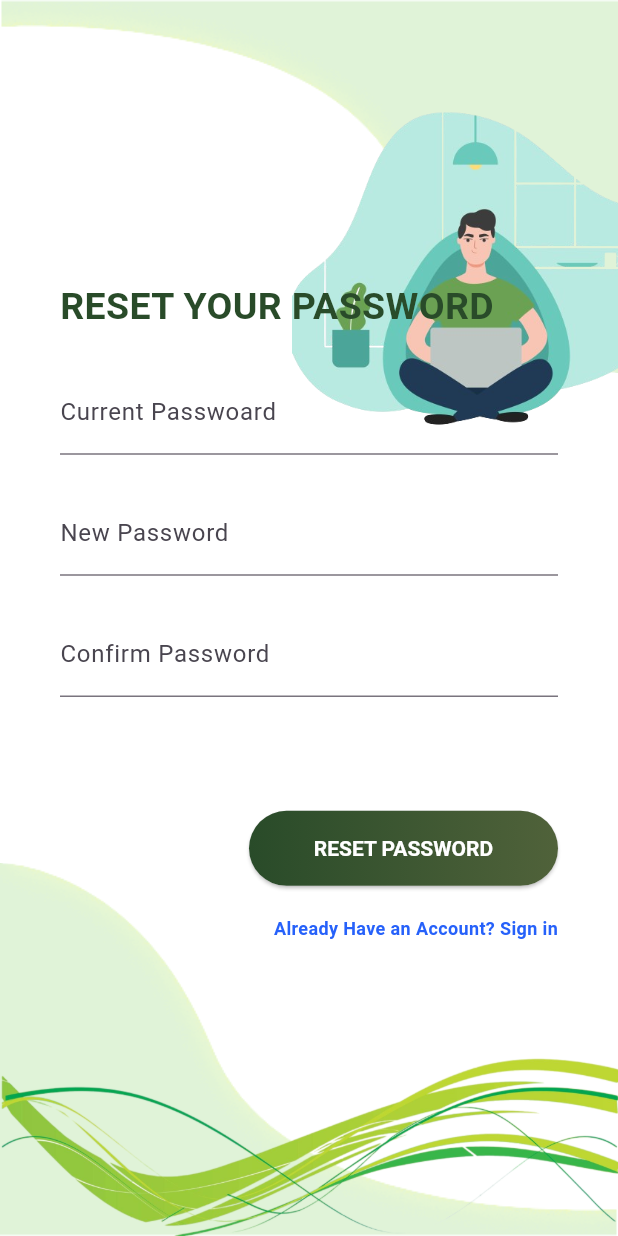
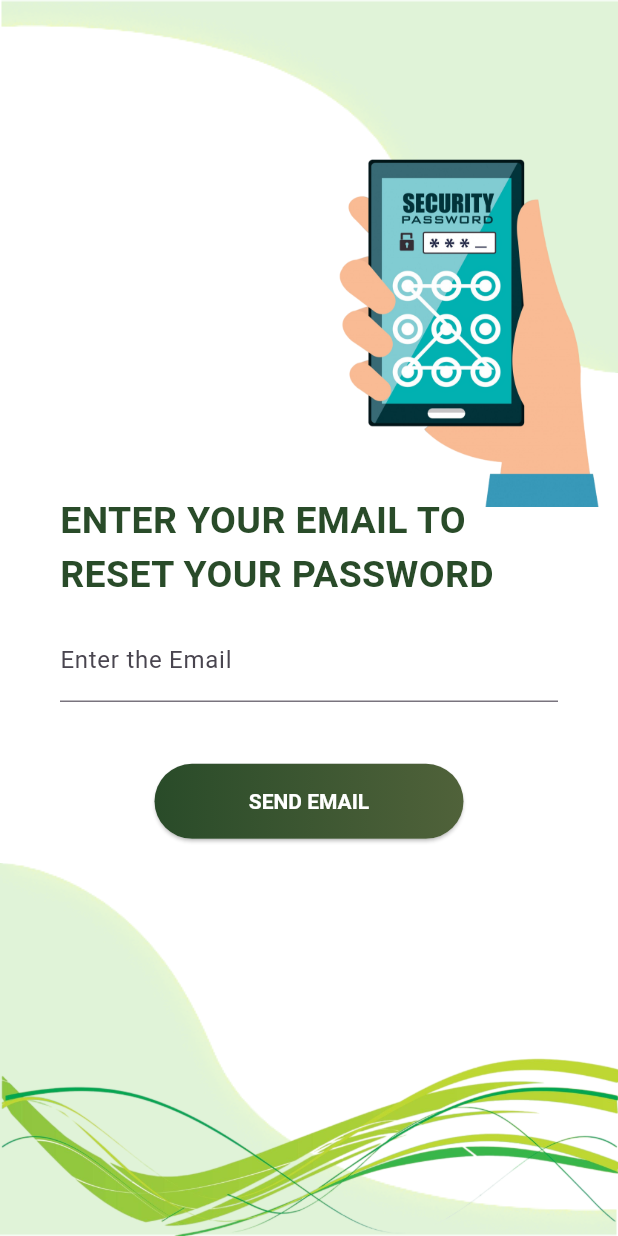
Before and after one commit to JDuwarahavidyan/EasyCoupon-Mobile-New-UI, a Flutter app: the screen it shows after launch, after a tap on "Forgot your password?", on a phone screen of 412 x 824 dp. Run offline on Flutter 3.47's test engine with Material 3 defaults, Android fonts, the phone set to English and light mode, and no system bars; our stand-ins replace bloc, cloud_firestore, equatable, firebase_auth, firebase_core, flutter_bloc and 4 more; missing offline and left inert: qr_code_scanner; accounts and stored records are empty; generated files the repository leaves out were written again; project files that could hold a hidden picture were left out.

Commit message:
Created password reset page, forget password page separately

```diff
--- /dev/null
+++ b/lib/pages/login_pages/fg_pw.dart
@@ -0,0 +1,109 @@
+import 'package:flutter/material.dart';
+import 'package:easy_coupon/widgets/widgets.dart';
+import 'package:easy_coupon/pages/login_pages/login_page.dart';
+
+class Forget extends StatelessWidget {
+  @override
+  Widget build(BuildContext context) {
+    Size size = MediaQuery.of(context).size;
+
+    return Scaffold(
+      body: Background(
+        child: Stack(  // Use Stack to overlay widgets
+          children: <Widget>[
+            Positioned(
+              top: size.height * 0.1,    // Move the image slightly below the top
+              right: -20,   // Move the image further to the right
+              child: Container(
+                width: size.width * 0.6, // Adjust width as needed
+                child: Image.asset(
+                  "assets/images/landing/pw.png",
+                  fit: BoxFit.contain, // Maintain aspect ratio
+                ),
+              ),
+            ),
+            Positioned(
+              top: size.height * 0.40,   // Move the text upwards
+              left: 40,  // Align text to the left
+              child: Container(
+                alignment: Alignment.centerLeft,
+                child: Text(
+                  "ENTER YOUR EMAIL TO\nRESET YOUR PASSWORD",
+                  style: TextStyle(
+                    fontWeight: FontWeight.bold,
+                    color: Color(0xFF294B29),
+                    fontSize: 25,
+                  ),
+                  textAlign: TextAlign.left,
+                ),
+              ),
+            ),
+            Positioned(
+              top: size.height * 0.5,  // Adjust position to place below the title
+              left: 40,
+              right: 40,
+              child: Column(
+                children: <Widget>[
+                  TextField(
+                    decoration: InputDecoration(
+                      labelText: "Enter the Email",  // Corrected typo
+                    ),
+                  ),
+                  // SizedBox(height: size.height * 0.03),
+                  // TextField(
+                  //   decoration: InputDecoration(
+                  //     labelText: "New Password",
+                  //   ),
+                  // ),
+                  // SizedBox(height: size.height * 0.03),
+                  // TextField(
+                  //   decoration: InputDecoration(
+                  //     labelText: "Confirm Password",
+                  //   ),
+                  // ),
+                  SizedBox(height: size.height * 0.05),
+                  ElevatedButton(
+                    onPressed: () {},
+                    style: ElevatedButton.styleFrom(
+                      shape: RoundedRectangleBorder(
+                        borderRadius: BorderRadius.circular(80.0),
+                      ),
+                      padding: EdgeInsets.zero,
+                      textStyle: TextStyle(
+                        color: Colors.white,
+                        fontWeight: FontWeight.bold,
+                      ),
+                    ),
+                    child: Container(
+                      alignment: Alignment.center,
+                      height: 50.0,
+                      width: size.width * 0.5,
+                      decoration: BoxDecoration(
+                        borderRadius: BorderRadius.circular(80.0),
+                        gradient: LinearGradient(
+                          colors: [
+                            Color(0xFF294B29),
+                            Color(0xFF50623A),
+                          ],
+                        ),
+                      ),
+                      padding: const EdgeInsets.all(0),
+                      child: Text(
+                        "SEND EMAIL",
+                        textAlign: TextAlign.center,
+                        style: TextStyle(
+                          color: Colors.white,
+                          fontWeight: FontWeight.bold,
+                        ),
+                      ),
+                    ),
+                  ),
+                ],
+              ),
+            ),
+          ],
+        ),
+      ),
+    );
+  }
+}
--- a/lib/pages/login_pages/login_page.dart
+++ b/lib/pages/login_pages/login_page.dart
@@ -420,6 +420,8 @@
 
 
 
+
+import 'package:easy_coupon/pages/login_pages/fg_pw.dart';
 import 'package:flutter/material.dart';
 import 'package:easy_coupon/widgets/widgets.dart';
 import 'package:easy_coupon/pages/login_pages/pw_reset.dart';
@@ -431,12 +433,24 @@ class SignInThree extends StatelessWidget {
 
     return Scaffold(
       body: Background(
-        child: Column(
-          mainAxisAlignment: MainAxisAlignment.center,
+        child: Stack(  // Use Stack to overlay widgets
           children: <Widget>[
-            Container(
+            Positioned(
+              top: size.height * 0.06,  // Position slightly below the top
+              right: -40,  // Move the image further to the right
+              child: Container(
+                width: size.width * 0.6, // Adjust width as needed
+                child: Image.asset(
+                  "assets/images/landing/main.png",
+                  fit: BoxFit.contain, // Maintain aspect ratio
+                ),
+              ),
+            ),
+            Positioned(
+              top: size.height * 0.25,   // Move the text upwards
+              left: 40,  // Align text to the left
+              child: Container(
                 alignment: Alignment.centerLeft,
-              padding: EdgeInsets.symmetric(horizontal: 40),
                 child: Text(
                   "LOGIN",
                   style: TextStyle(
@@ -447,51 +461,27 @@ class SignInThree extends StatelessWidget {
                   textAlign: TextAlign.left,
                 ),
               ),
-
-            SizedBox(height: size.height * 0.03),
-
-            Container(
-              alignment: Alignment.center,
-              margin: EdgeInsets.symmetric(horizontal: 40),
-              child: TextField(
+            ),
+            Positioned(
+              top: size.height * 0.32,  // Adjust position to place below the title
+              left: 40,
+              right: 40,
+              child: Column(
+                children: <Widget>[
+                  TextField(
                     decoration: InputDecoration(
                       labelText: "Username",
                     ),
                   ),
-            ),
-
                   SizedBox(height: size.height * 0.03),
-
-            Container(
-              alignment: Alignment.center,
-              margin: EdgeInsets.symmetric(horizontal: 40),
-              child: TextField(
+                  TextField(
                     decoration: InputDecoration(
                       labelText: "Password",
                     ),
                     obscureText: true,
                   ),
-            ),
-
-            // Container(
-
-            //   alignment: Alignment.centerRight,
-            //   margin: EdgeInsets.symmetric(horizontal: 40, vertical: 10),
-            //   child: Text(
-            //     "Forgot your password?",
-            //     style: TextStyle(
-            //       fontSize: 12,
-            //       color: Color(0xFF294B29),
-            //     ),
-            //   ),
-            // ),
-
                   SizedBox(height: size.height * 0.05),
-
-            Container(
-              alignment: Alignment.centerRight,
-              margin: EdgeInsets.symmetric(horizontal: 40, vertical: 10),
-              child: ElevatedButton(
+                  ElevatedButton(
                     onPressed: () {},
                     style: ElevatedButton.styleFrom(
                       shape: RoundedRectangleBorder(
@@ -527,17 +517,13 @@ class SignInThree extends StatelessWidget {
                       ),
                     ),
                   ),
-            ),
-
-            Container(
-              alignment: Alignment.centerRight,
-              margin: EdgeInsets.symmetric(horizontal: 40, vertical: 10),
-              child: GestureDetector(
-                onTap: () => {
+                  SizedBox(height: size.height * 0.03),
+                  GestureDetector(
+                    onTap: () {
                       Navigator.push(
                         context,
-                    MaterialPageRoute(builder: (context) => PwReset()),
-                  )
+                        MaterialPageRoute(builder: (context) => Forget()),
+                      );
                     },
                     child: Text(
                       "Forgot your password?",
@@ -548,7 +534,9 @@ class SignInThree extends StatelessWidget {
                       ),
                     ),
                   ),
-            )
+                ],
+              ),
+            ),
           ],
         ),
       ),
--- a/lib/pages/login_pages/pw_reset.dart
+++ b/lib/pages/login_pages/pw_reset.dart
@@ -339,6 +339,166 @@
 
 
 
+// import 'package:flutter/material.dart';
+// import 'package:easy_coupon/widgets/widgets.dart';
+// import 'package:easy_coupon/pages/login_pages/login_page.dart';
+
+// class PwReset extends StatelessWidget {
+//   @override
+//   Widget build(BuildContext context) {
+//     Size size = MediaQuery.of(context).size;
+
+//     return Scaffold(
+//       body: Background(
+//         child: Column(
+//           mainAxisAlignment: MainAxisAlignment.center,
+//           children: <Widget>[
+//             Positioned(
+//             top: size.height * 1,    // Position slightly below the top
+//             right: 0,
+//             child: Container(
+//               width: size.width * 0.6, // Adjust width as needed
+//               child: Image.asset(
+//                 "assets/images/landing/pw.png",
+//                 fit: BoxFit.contain, // Maintain aspect ratio
+//               ),
+//             ),
+//           ),
+//             Container(
+//               alignment: Alignment.centerLeft,
+//               padding: EdgeInsets.symmetric(horizontal: 40),
+//               child: Text(
+//                 "RESET YOUR\nPASSWORD",
+
+//                 style: TextStyle(
+//                   fontWeight: FontWeight.bold,
+//                   color: Color(0xFF294B29),
+//                   fontSize: 25,
+//                 ),
+//                 textAlign: TextAlign.left,
+//               ),
+//             ),
+
+//             SizedBox(height: size.height * 0.03),
+
+//             Container(
+//               alignment: Alignment.center,
+//               margin: EdgeInsets.symmetric(horizontal: 40),
+//               child: TextField(
+//                 decoration: InputDecoration(
+//                   labelText: "Current Passwoard",
+//                 ),
+//               ),
+//             ),
+
+//             SizedBox(height: size.height * 0.03),
+
+//             Container(
+//               alignment: Alignment.center,
+//               margin: EdgeInsets.symmetric(horizontal: 40),
+//               child: TextField(
+//                 decoration: InputDecoration(
+//                   labelText: "New Password",
+//                 ),
+//               ),
+//             ),
+
+//             SizedBox(height: size.height * 0.03),
+
+//             Container(
+//               alignment: Alignment.center,
+//               margin: EdgeInsets.symmetric(horizontal: 40),
+//               child: TextField(
+//                 decoration: InputDecoration(
+//                   labelText: "Confirm Password",
+//                 ),
+//               ),
+//             ),
+
+//             SizedBox(height: size.height * 0.03),
+
+//             // Container(
+//             //   alignment: Alignment.center,
+//             //   margin: EdgeInsets.symmetric(horizontal: 40),
+//             //   child: TextField(
+//             //     decoration: InputDecoration(
+//             //       labelText: "Password",
+//             //     ),
+//             //     obscureText: true,
+//             //   ),
+//             // ),
+
+//             SizedBox(height: size.height * 0.05),
+
+//             Container(
+//               alignment: Alignment.centerRight,
+//               margin: EdgeInsets.symmetric(horizontal: 40, vertical: 10),
+//               child: ElevatedButton(
+//                 onPressed: () {},
+//                 style: ElevatedButton.styleFrom(
+//                   shape: RoundedRectangleBorder(
+//                     borderRadius: BorderRadius.circular(80.0),
+//                   ),
+//                   padding: EdgeInsets.zero,
+//                   textStyle: TextStyle(
+//                     color: Colors.white,
+//                     fontWeight: FontWeight.bold,
+//                   ),
+//                 ),
+//                 child: Container(
+//                   alignment: Alignment.center,
+//                   height: 50.0,
+//                   width: size.width * 0.5,
+//                   decoration: BoxDecoration(
+//                     borderRadius: BorderRadius.circular(80.0),
+//                     gradient: LinearGradient(
+//                       colors: [
+//                         Color(0xFF294B29),
+//                         Color(0xFF50623A),
+//                       ],
+//                     ),
+//                   ),
+//                   padding: const EdgeInsets.all(0),
+//                   child: Text(
+//                     "RESET PASSWORD",
+//                     textAlign: TextAlign.center,
+//                     style: TextStyle(
+//                         color: Colors.white,
+//                       fontWeight: FontWeight.bold,
+//                     ),
+//                   ),
+//                 ),
+//               ),
+//             ),
+
+//             Container(
+//               alignment: Alignment.centerRight,
+//               margin: EdgeInsets.symmetric(horizontal: 40, vertical: 10),
+//               // child: GestureDetector(
+//               //   onTap: () => {
+//               //     Navigator.push(
+//               //       context,
+//               //       MaterialPageRoute(builder: (context) => SignInThree()),
+//               //     )
+//               //   },
+//               //   child: Text(
+//               //     "Already Have an Account? Sign in",
+//               //     style: TextStyle(
+//               //       fontSize: 12,
+//               //       fontWeight: FontWeight.bold,
+//               //       color: Color(0xFF2661FA),
+//               //     ),
+//               //   ),
+//               // ),
+//             )
+//           ],
+//         ),
+//       ),
+//     );
+//   }
+// }
+
+
 import 'package:flutter/material.dart';
 import 'package:easy_coupon/widgets/widgets.dart';
 import 'package:easy_coupon/pages/login_pages/login_page.dart';
@@ -350,15 +510,26 @@ class PwReset extends StatelessWidget {
 
     return Scaffold(
       body: Background(
-        child: Column(
-          mainAxisAlignment: MainAxisAlignment.center,
+        child: Stack(  // Use Stack to overlay widgets
           children: <Widget>[
-            Container(
+            Positioned(
+              top: size.height * 0.1,    // Move the image slightly below the top
+              right: -20,   // Move the image further to the right
+              child: Container(
+                width: size.width * 0.6, // Adjust width as needed
+                child: Image.asset(
+                  "assets/images/landing/pw.png",
+                  fit: BoxFit.contain, // Maintain aspect ratio
+                ),
+              ),
+            ),
+            Positioned(
+              top: size.height * 0.2,   // Move the text upwards
+              left: 40,  // Align text to the left
+              child: Container(
                 alignment: Alignment.centerLeft,
-              padding: EdgeInsets.symmetric(horizontal: 40),
                 child: Text(
-                "RESET YOUR PASSWORD",
-
+                  "RESET YOUR\nPASSWORD",
                   style: TextStyle(
                     fontWeight: FontWeight.bold,
                     color: Color(0xFF294B29),
@@ -367,62 +538,32 @@ class PwReset extends StatelessWidget {
                   textAlign: TextAlign.left,
                 ),
               ),
-
-            SizedBox(height: size.height * 0.03),
-
-            Container(
-              alignment: Alignment.center,
-              margin: EdgeInsets.symmetric(horizontal: 40),
-              child: TextField(
+            ),
+            Positioned(
+              top: size.height * 0.4,  // Adjust position to place below the title
+              left: 40,
+              right: 40,
+              child: Column(
+                children: <Widget>[
+                  TextField(
                     decoration: InputDecoration(
-                  labelText: "Current Passwoard",
+                      labelText: "Current Password",  // Corrected typo
                     ),
                   ),
-            ),
-
                   SizedBox(height: size.height * 0.03),
-
-            Container(
-              alignment: Alignment.center,
-              margin: EdgeInsets.symmetric(horizontal: 40),
-              child: TextField(
+                  TextField(
                     decoration: InputDecoration(
                       labelText: "New Password",
                     ),
                   ),
-            ),
-
                   SizedBox(height: size.height * 0.03),
-
-            Container(
-              alignment: Alignment.center,
-              margin: EdgeInsets.symmetric(horizontal: 40),
-              child: TextField(
+                  TextField(
                     decoration: InputDecoration(
                       labelText: "Confirm Password",
                     ),
                   ),
-            ),
-
-            SizedBox(height: size.height * 0.03),
-
-            // Container(
-            //   alignment: Alignment.center,
-            //   margin: EdgeInsets.symmetric(horizontal: 40),
-            //   child: TextField(
-            //     decoration: InputDecoration(
-            //       labelText: "Password",
-            //     ),
-            //     obscureText: true,
-            //   ),
-            // ),
-
                   SizedBox(height: size.height * 0.05),
-
-            Container(
-              alignment: Alignment.centerRight,
-              margin: EdgeInsets.symmetric(horizontal: 40, vertical: 10),
-              child: ElevatedButton(
+                  ElevatedButton(
                     onPressed: () {},
                     style: ElevatedButton.styleFrom(
                       shape: RoundedRectangleBorder(
@@ -458,28 +599,9 @@ class PwReset extends StatelessWidget {
                       ),
                     ),
                   ),
-            ),
-
-            Container(
-              alignment: Alignment.centerRight,
-              margin: EdgeInsets.symmetric(horizontal: 40, vertical: 10),
-              child: GestureDetector(
-                onTap: () => {
-                  Navigator.push(
-                    context,
-                    MaterialPageRoute(builder: (context) => SignInThree()),
-                  )
-                },
-                child: Text(
-                  "Already Have an Account? Sign in",
-                  style: TextStyle(
-                    fontSize: 12,
-                    fontWeight: FontWeight.bold,
-                    color: Color(0xFF2661FA),
+                ],
               ),
             ),
-              ),
-            )
           ],
         ),
       ),
--- a/lib/pages/pages.dart
+++ b/lib/pages/pages.dart
@@ -3,3 +3,4 @@ export 'landing_pages/introduction_animation_screen.dart';
 export 'login_pages/login_page.dart';
 export 'login_pages/pw_reset.dart';
 export 'student_pages/home.dart';
+export 'login_pages/pw_reset.dart';
--- a/lib/routes/app_routes.dart
+++ b/lib/routes/app_routes.dart
@@ -1,3 +1,4 @@
+import 'package:easy_coupon/pages/login_pages/fg_pw.dart';
 import 'package:easy_coupon/pages/pages.dart';
 import 'package:flutter/material.dart';
 import 'package:easy_coupon/routes/route_names.dart';
@@ -15,9 +16,9 @@ class AppRoutes {
         return MaterialPageRoute(
             builder: (_) =>  SignInThree());
 
-      case RouteNames.pw_reset:
+      case RouteNames.forgetp:
         return MaterialPageRoute(
-            builder: (_) =>  PwReset());
+            builder: (_) =>  Forget());
 
       case RouteNames.home:
         return MaterialPageRoute(
--- a/lib/routes/route_names.dart
+++ b/lib/routes/route_names.dart
@@ -2,6 +2,6 @@ class RouteNames {
   static const String splash = '/splash';
   static const String introductionAnimation = '/introductionAnimation';
   static const String login = '/';
-  static const String pw_reset = '/pw_reset';
+  static const String forgetp = '/forgrtp';
   static const String home = '/home';
 }
--- a/lib/widgets/components/background.dart
+++ b/lib/widgets/components/background.dart
@@ -97,17 +97,17 @@ class Background extends StatelessWidget {
             ),
           ),
 
-          Positioned(
-            top: size.height * 0.07,    // Position slightly below the top
-            right: -30,
-            child: Container(
-              width: size.width * 0.6, // Adjust width as needed
-              child: Image.asset(
-                "assets/images/landing/main.png",
-                fit: BoxFit.contain, // Maintain aspect ratio
-              ),
-            ),
-          ),
+          // Positioned(
+          //   top: size.height * 0.07,    // Position slightly below the top
+          //   right: -30,
+          //   child: Container(
+          //     width: size.width * 0.6, // Adjust width as needed
+          //     child: Image.asset(
+          //       "assets/images/landing/main.png",
+          //       fit: BoxFit.contain, // Maintain aspect ratio
+          //     ),
+          //   ),
+          // ),
           Positioned(
             bottom: 0,
             right: 0,
```
Lines whose indentation alone changed are shown as unchanged.
